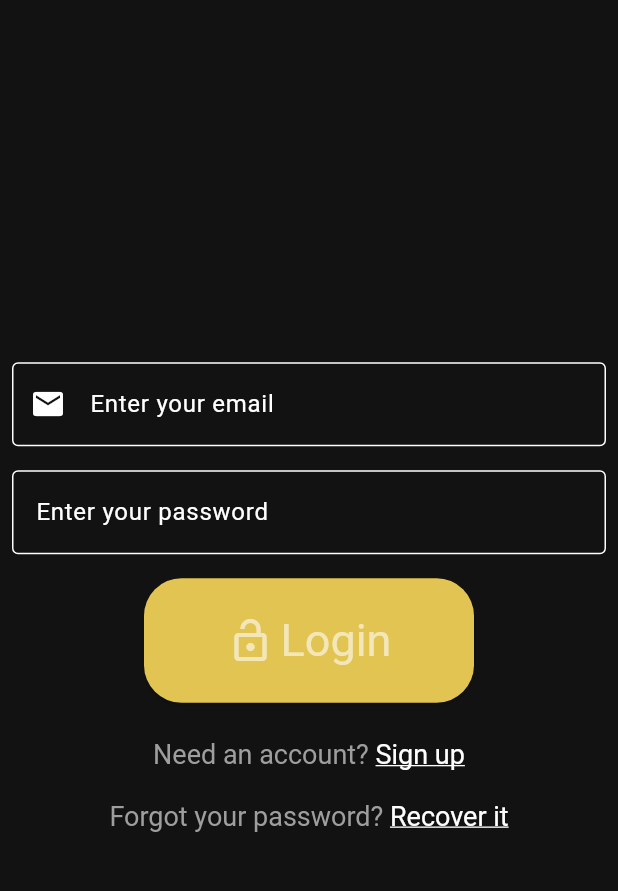
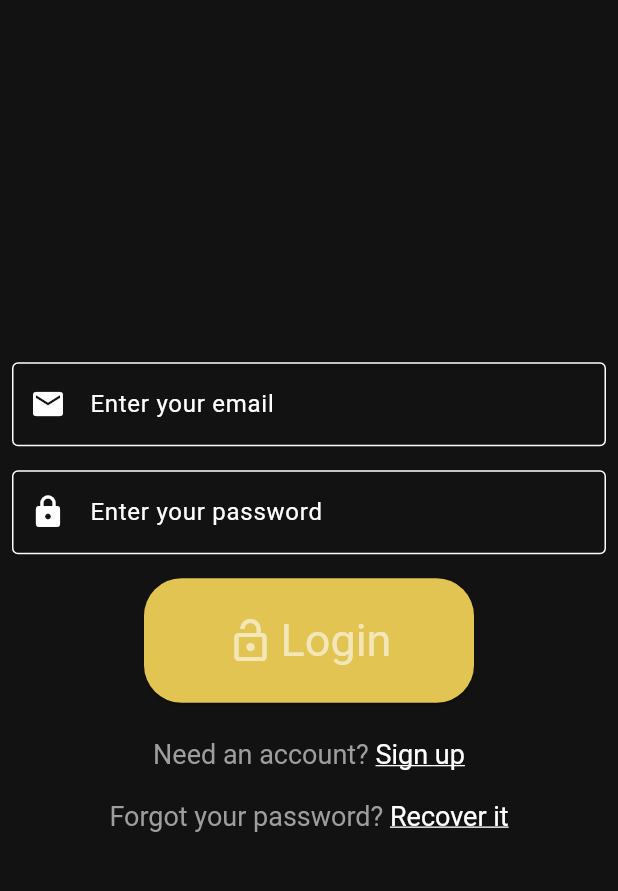
Before and after one commit to nicolas-ferrada/mycustomnotes_website, a Flutter app: the screen it shows after launch, on a phone screen of 412 x 824 dp, the part 63-954 px from its top. Run offline on Flutter 3.47's test engine with Material 2 defaults, Android fonts, the phone set to English and light mode, and no system bars; our stand-ins replace cloud_firestore, connectivity_plus, firebase_auth, firebase_core, share_plus, shared_preferences; missing offline and left inert: any_link_preview; accounts and stored records are empty; generated files the repository leaves out were written again.

Commit message:
login page
avoid keyboard overflow
added an icon to the password textformfield

```diff
--- a/lib/presentation/pages/login_page/login_page.dart
+++ b/lib/presentation/pages/login_page/login_page.dart
@@ -35,6 +35,8 @@ class _LoginPageState extends State<LoginPage> {
         ),
       ),
       body: Center(
+        child: SingleChildScrollView(
+          physics: const ClampingScrollPhysics(),
           child: Column(
             mainAxisAlignment: MainAxisAlignment.center,
             children: [
@@ -63,6 +65,7 @@ class _LoginPageState extends State<LoginPage> {
                   decoration: InputDecoration(
                     hintText:
                         AppLocalizations.of(context)!.password_textformfield,
+                    prefixIcon: const Icon(Icons.lock),
                     border: const OutlineInputBorder(),
                   ),
                 ),
@@ -85,8 +88,8 @@ class _LoginPageState extends State<LoginPage> {
                     minimumSize: const Size(220, 70),
                     shape: RoundedRectangleBorder(
                         borderRadius: BorderRadius.circular(25)),
-                  padding:
-                      const EdgeInsets.symmetric(horizontal: 12, vertical: 24),
+                    padding: const EdgeInsets.symmetric(
+                        horizontal: 12, vertical: 24),
                   ),
                   onPressed: () async {
                     // Login firebase.
@@ -135,7 +138,8 @@ class _LoginPageState extends State<LoginPage> {
                 child: RichText(
                   text: TextSpan(
                     style: const TextStyle(color: Colors.grey, fontSize: 18),
-                  text: AppLocalizations.of(context)!.passwordRecover_text_info,
+                    text:
+                        AppLocalizations.of(context)!.passwordRecover_text_info,
                     children: [
                       TextSpan(
                         style: const TextStyle(
@@ -156,6 +160,7 @@ class _LoginPageState extends State<LoginPage> {
             ],
           ),
         ),
+      ),
     );
   }
 }
```
Lines whose indentation alone changed are shown as unchanged.
